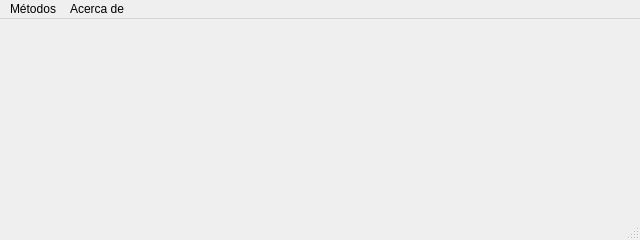
Above: interfaz/main_interfaz.ui from c3rberuss/Metodo-Simplex before the change. Below: the same form after it.
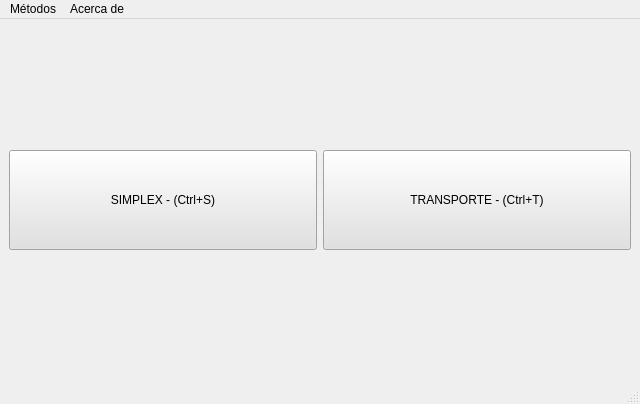
That is the form after the change. Icons and pictures are not drawn.

The edit to the form file:
```diff
--- a/interfaz/main_interfaz.ui
+++ b/interfaz/main_interfaz.ui
@@ -7,7 +7,7 @@
     <x>0</x>
     <y>0</y>
     <width>640</width>
-    <height>240</height>
+    <height>404</height>
    </rect>
   </property>
   <property name="minimumSize">
@@ -23,10 +23,79 @@
    </size>
   </property>
   <property name="windowTitle">
-   <string>MainWindow</string>
+   <string>Métodos de Optimización</string>
+  </property>
+  <property name="windowIcon">
+   <iconset resource="../resources/recursos.qrc">
+    <normaloff>:/calculator.png</normaloff>:/calculator.png</iconset>
+  </property>
+  <property name="autoFillBackground">
+   <bool>true</bool>
+  </property>
+  <property name="styleSheet">
+   <string notr="true"/>
+  </property>
+  <property name="windowFilePath">
+   <string notr="true"/>
   </property>
   <widget class="QWidget" name="centralwidget">
-   <layout class="QGridLayout" name="gridLayout"/>
+   <property name="styleSheet">
+    <string notr="true"/>
+   </property>
+   <layout class="QVBoxLayout" name="verticalLayout">
+    <item>
+     <layout class="QHBoxLayout" name="horizontalLayout">
+      <item>
+       <widget class="QPushButton" name="btnSimplex">
+        <property name="minimumSize">
+         <size>
+          <width>0</width>
+          <height>50</height>
+         </size>
+        </property>
+        <property name="maximumSize">
+         <size>
+          <width>16777215</width>
+          <height>100</height>
+         </size>
+        </property>
+        <property name="styleSheet">
+         <string notr="true">font: 75 14pt &quot;Noto Sans&quot;;
+background-color: #e1e1e1;
+color: black;</string>
+        </property>
+        <property name="text">
+         <string>SIMPLEX - (Ctrl+S)</string>
+        </property>
+       </widget>
+      </item>
+      <item>
+       <widget class="QPushButton" name="btnTransporte">
+        <property name="minimumSize">
+         <size>
+          <width>0</width>
+          <height>50</height>
+         </size>
+        </property>
+        <property name="maximumSize">
+         <size>
+          <width>16777215</width>
+          <height>100</height>
+         </size>
+        </property>
+        <property name="styleSheet">
+         <string notr="true">font: 75 14pt &quot;Noto Sans&quot;;
+background-color: #e1e1e1;
+color: black;</string>
+        </property>
+        <property name="text">
+         <string>TRANSPORTE - (Ctrl+T)</string>
+        </property>
+       </widget>
+      </item>
+     </layout>
+    </item>
+   </layout>
   </widget>
   <widget class="QMenuBar" name="menubar">
    <property name="geometry">
```
Left out of the diff: 6 changed lines with no effect on the pictures.
